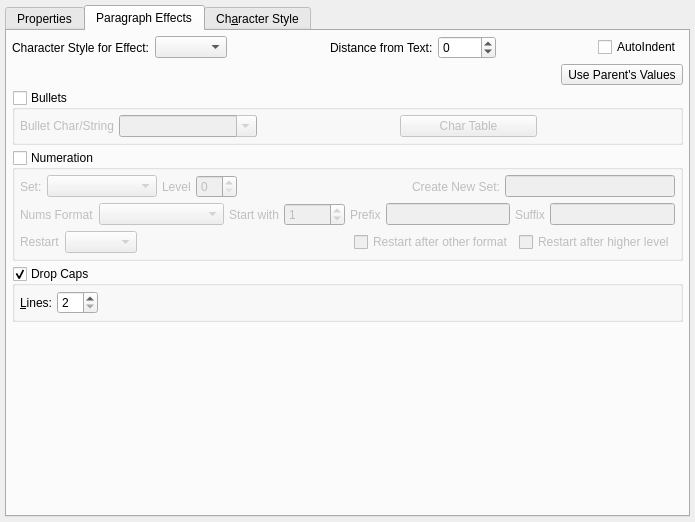
The window that scribus/ui/smpstylewidget.ui (scribusproject/scribus) describes before a commit, drawn with Qt 5.
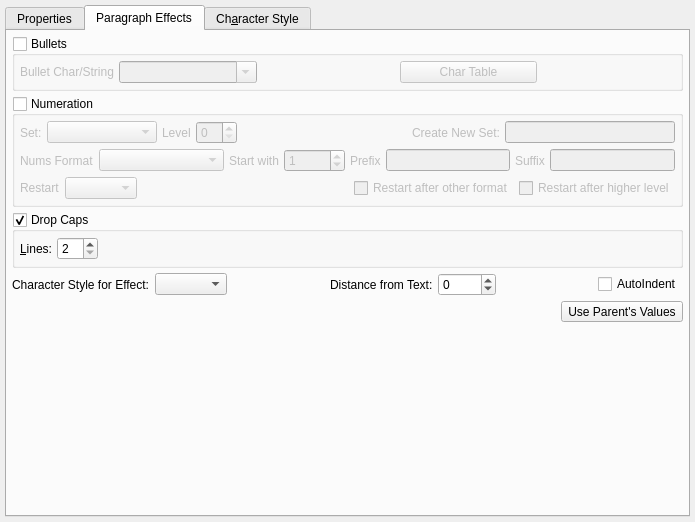
The same window after the commit. The open tabs and pages were chosen to show the change. Custom widgets are drawn as their Qt base class.

Commit message: Reduce height of para style gui

The edit to the form file:
```diff
--- a/scribus/ui/smpstylewidget.ui
+++ b/scribus/ui/smpstylewidget.ui
@@ -582,100 +582,6 @@
        <string>Paragraph Effects</string>
       </attribute>
       <layout class="QVBoxLayout" name="verticalLayout_6">
-       <item>
-        <layout class="QHBoxLayout" name="horizontalLayout_12">
-         <item>
-          <widget class="QLabel" name="parEffectCharStyleComboLabel">
-           <property name="text">
-            <string>Character Style for Effect:</string>
-           </property>
-          </widget>
-         </item>
-         <item>
-          <widget class="SMScComboBox" name="parEffectCharStyleCombo"/>
-         </item>
-         <item>
-          <spacer name="spacer_6">
-           <property name="orientation">
-            <enum>Qt::Horizontal</enum>
-           </property>
-           <property name="sizeHint" stdset="0">
-            <size>
-             <width>40</width>
-             <height>20</height>
-            </size>
-           </property>
-          </spacer>
-         </item>
-         <item>
-          <widget class="QLabel" name="distFromTextLabel">
-           <property name="text">
-            <string>Distance from Text:</string>
-           </property>
-           <property name="buddy">
-            <cstring>parEffectOffset</cstring>
-           </property>
-          </widget>
-         </item>
-         <item>
-          <widget class="SMScrSpinBox" name="parEffectOffset">
-           <property name="minimum">
-            <number>-3000</number>
-           </property>
-           <property name="maximum">
-            <number>3000</number>
-           </property>
-          </widget>
-         </item>
-         <item>
-          <spacer>
-           <property name="orientation">
-            <enum>Qt::Horizontal</enum>
-           </property>
-           <property name="sizeHint" stdset="0">
-            <size>
-             <width>40</width>
-             <height>20</height>
-            </size>
-           </property>
-          </spacer>
-         </item>
-         <item>
-          <widget class="SMCheckBox" name="parEffectIndentBox">
-           <property name="text">
-            <string>AutoIndent</string>
-           </property>
-          </widget>
-         </item>
-        </layout>
-       </item>
-       <item>
-        <layout class="QHBoxLayout" name="horizontalLayout_15">
-         <item>
-          <spacer name="spacer_10">
-           <property name="orientation">
-            <enum>Qt::Horizontal</enum>
-           </property>
-           <property name="sizeHint" stdset="0">
-            <size>
-             <width>40</width>
-             <height>20</height>
-            </size>
-           </property>
-          </spacer>
-         </item>
-         <item>
-          <widget class="QToolButton" name="parentParEffectsButton">
-           <property name="enabled">
-            <bool>true</bool>
-           </property>
-           <property name="text">
-            <string>Use Parent's Values</string>
-           </property>
-          </widget>
-         </item>
-        </layout>
-       </item>
        <item>
         <widget class="QGroupBox" name="bulletBox">
          <property name="sizePolicy">
@@ -1004,6 +910,100 @@
          </layout>
         </widget>
        </item>
+       <item>
+        <layout class="QHBoxLayout" name="horizontalLayout_12">
+         <item>
+          <widget class="QLabel" name="parEffectCharStyleComboLabel">
+           <property name="text">
+            <string>Character Style for Effect:</string>
+           </property>
+          </widget>
+         </item>
+         <item>
+          <widget class="SMScComboBox" name="parEffectCharStyleCombo"/>
+         </item>
+         <item>
+          <spacer name="spacer_6">
+           <property name="orientation">
+            <enum>Qt::Horizontal</enum>
+           </property>
+           <property name="sizeHint" stdset="0">
+            <size>
+             <width>40</width>
+             <height>20</height>
+            </size>
+           </property>
+          </spacer>
+         </item>
+         <item>
+          <widget class="QLabel" name="distFromTextLabel">
+           <property name="text">
+            <string>Distance from Text:</string>
+           </property>
+           <property name="buddy">
+            <cstring>parEffectOffset</cstring>
+           </property>
+          </widget>
+         </item>
+         <item>
+          <widget class="SMScrSpinBox" name="parEffectOffset">
+           <property name="minimum">
+            <number>-3000</number>
+           </property>
+           <property name="maximum">
+            <number>3000</number>
+           </property>
+          </widget>
+         </item>
+         <item>
+          <spacer>
+           <property name="orientation">
+            <enum>Qt::Horizontal</enum>
+           </property>
+           <property name="sizeHint" stdset="0">
+            <size>
+             <width>40</width>
+             <height>20</height>
+            </size>
+           </property>
+          </spacer>
+         </item>
+         <item>
+          <widget class="SMCheckBox" name="parEffectIndentBox">
+           <property name="text">
+            <string>AutoIndent</string>
+           </property>
+          </widget>
+         </item>
+        </layout>
+       </item>
+       <item>
+        <layout class="QHBoxLayout" name="horizontalLayout_15">
+         <item>
+          <spacer name="spacer_10">
+           <property name="orientation">
+            <enum>Qt::Horizontal</enum>
+           </property>
+           <property name="sizeHint" stdset="0">
+            <size>
+             <width>40</width>
+             <height>20</height>
+            </size>
+           </property>
+          </spacer>
+         </item>
+         <item>
+          <widget class="QToolButton" name="parentParEffectsButton">
+           <property name="enabled">
+            <bool>true</bool>
+           </property>
+           <property name="text">
+            <string>Use Parent's Values</string>
+           </property>
+          </widget>
+         </item>
+        </layout>
+       </item>
        <item>
         <spacer name="verticalSpacer_2">
          <property name="orientation">
```
Left out of the diff: 4 changed lines with no effect on the pictures.
